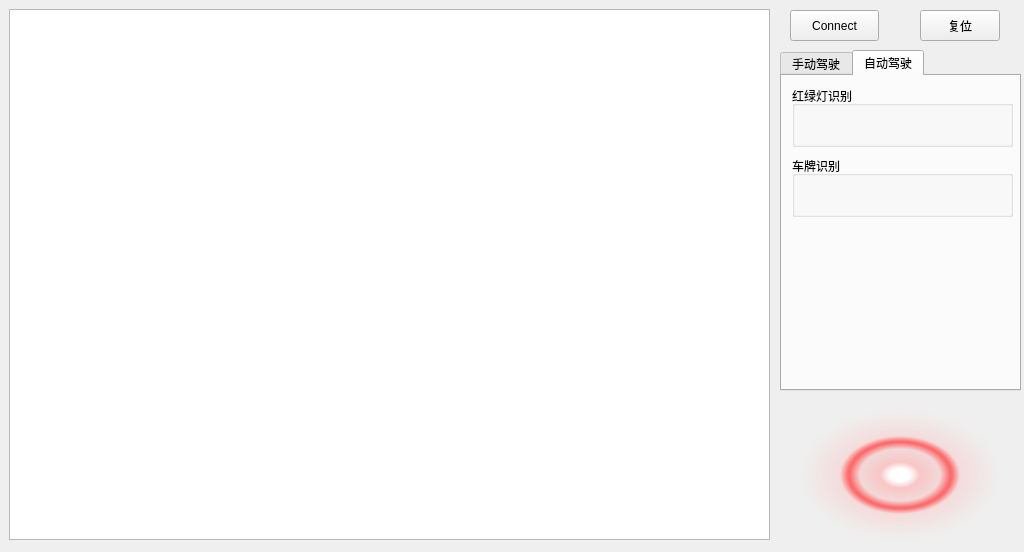
Before: the Qt Designer form AICarDemo/aicardemo.ui in qq936859639/test2, drawn with Qt 5.
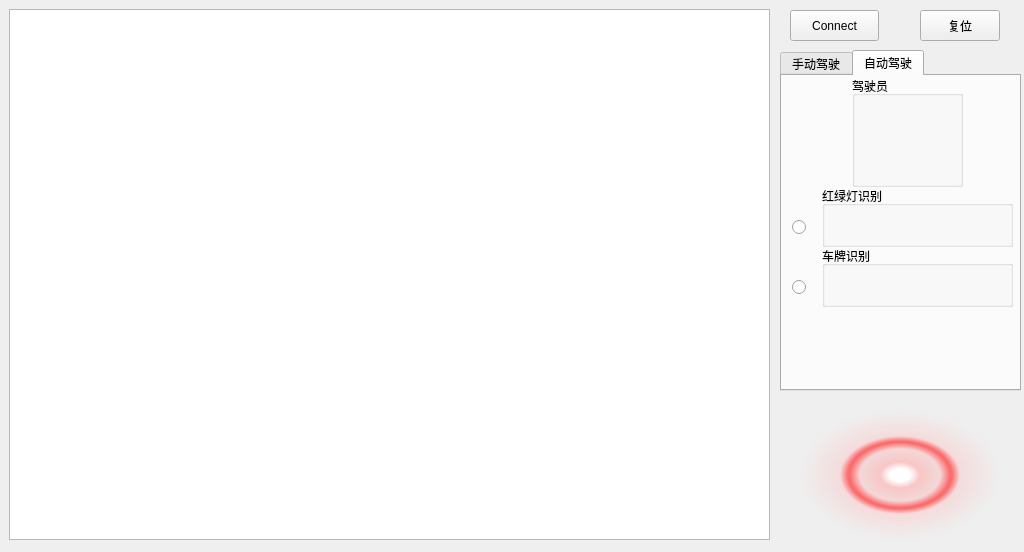
After: the same form once the commit is applied. Icons and pictures are not drawn.

Commit message: 20220419cjfv1.4_car_v1.7_License

What changed in the file:
```diff
--- a/AICarDemo/aicardemo.ui
+++ b/AICarDemo/aicardemo.ui
@@ -497,9 +497,9 @@
     <widget class="QGroupBox" name="RGYLightBox">
      <property name="geometry">
       <rect>
-       <x>10</x>
-       <y>10</y>
-       <width>221</width>
+       <x>40</x>
+       <y>110</y>
+       <width>191</width>
        <height>61</height>
       </rect>
      </property>
@@ -512,7 +512,7 @@
      <widget class="QLabel" name="rgb_light">
       <property name="geometry">
        <rect>
-        <x>83</x>
+        <x>63</x>
         <y>20</y>
         <width>131</width>
         <height>41</height>
@@ -528,7 +528,7 @@
      <widget class="QLabel" name="red_light">
       <property name="geometry">
        <rect>
-        <x>91</x>
+        <x>71</x>
         <y>30</y>
         <width>21</width>
         <height>21</height>
@@ -544,7 +544,7 @@
      <widget class="QLabel" name="yellow_light">
       <property name="geometry">
        <rect>
-        <x>126</x>
+        <x>106</x>
         <y>30</y>
         <width>21</width>
         <height>21</height>
@@ -560,7 +560,7 @@
      <widget class="QLabel" name="green_light">
       <property name="geometry">
        <rect>
-        <x>160</x>
+        <x>140</x>
         <y>30</y>
         <width>21</width>
         <height>21</height>
@@ -577,9 +577,9 @@
     <widget class="QGroupBox" name="LPRBox">
      <property name="geometry">
       <rect>
-       <x>10</x>
-       <y>80</y>
-       <width>221</width>
+       <x>40</x>
+       <y>170</y>
+       <width>191</width>
        <height>61</height>
       </rect>
      </property>
@@ -606,6 +606,48 @@
       </property>
      </widget>
     </widget>
+    <widget class="QRadioButton" name="LPRButton">
+     <property name="geometry">
+      <rect>
+       <x>10</x>
+       <y>200</y>
+       <width>16</width>
+       <height>23</height>
+      </rect>
+     </property>
+     <property name="text">
+      <string/>
+     </property>
+    </widget>
+    <widget class="QRadioButton" name="RGYButton">
+     <property name="geometry">
+      <rect>
+       <x>10</x>
+       <y>140</y>
+       <width>16</width>
+       <height>23</height>
+      </rect>
+     </property>
+     <property name="text">
+      <string/>
+     </property>
+    </widget>
+    <widget class="QGroupBox" name="faces">
+     <property name="geometry">
+      <rect>
+       <x>70</x>
+       <y>0</y>
+       <width>111</width>
+       <height>111</height>
+      </rect>
+     </property>
+     <property name="styleSheet">
+      <string notr="true"/>
+     </property>
+     <property name="title">
+      <string>驾驶员</string>
+     </property>
+    </widget>
    </widget>
   </widget>
  </widget>
```
The commit also changes 1 other file.
